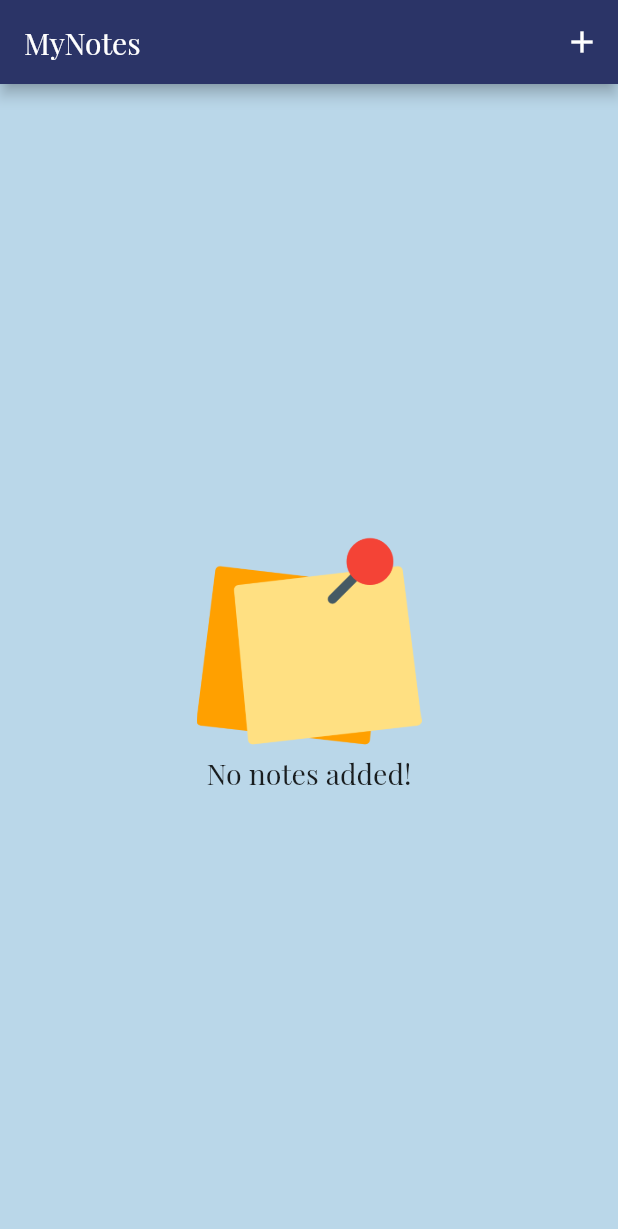
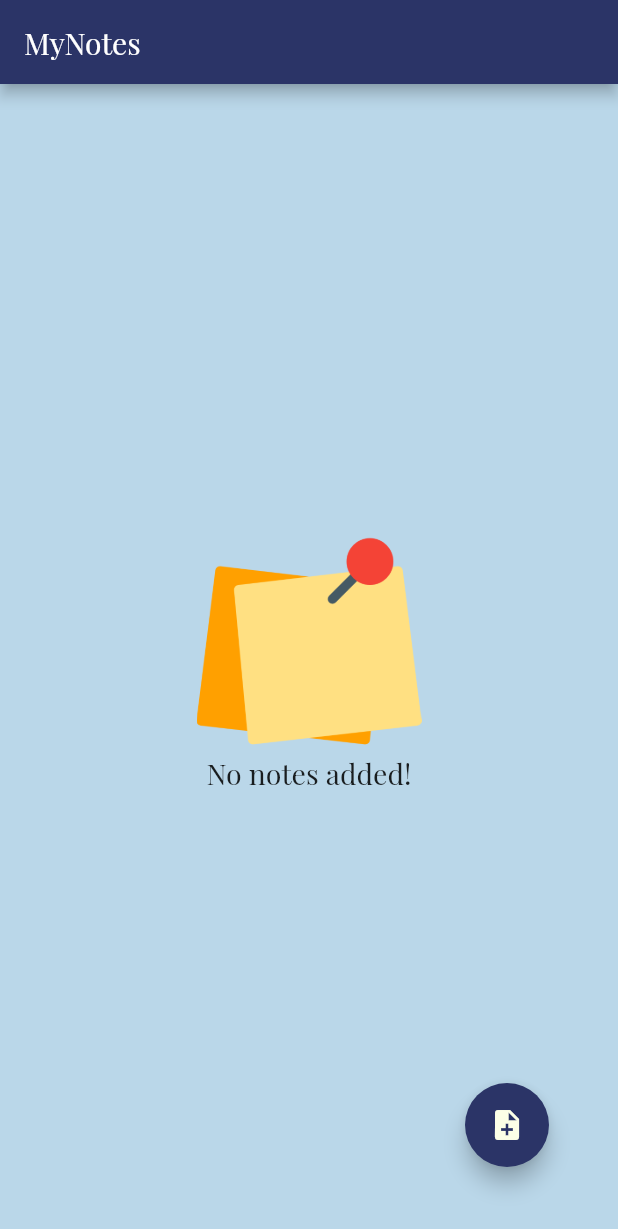
Before and after one commit to JosipTr/MyNotes, a Flutter app: the screen it shows after launch, on a phone screen of 412 x 824 dp. Shown: the top 1229 px of the screen. Run offline on Flutter 3.47's test engine with Material 2 defaults, Android fonts, the phone set to English and light mode, and no system bars; our stand-ins replace dartz, floor, flutter_bloc, get_it, go_router, sqflite; accounts and stored records are empty; generated files the repository leaves out were written again; project files that could hold a hidden picture were left out.

Commit message:
Add floatingActionButton

```diff
--- a/lib/core/themes/theme.dart
+++ b/lib/core/themes/theme.dart
@@ -3,6 +3,7 @@ import '../colors/generate_material_color.dart';
 
 ThemeData getThemeData() {
   return ThemeData(
+    iconTheme: const IconThemeData(color: Color.fromRGBO(252, 255, 231, 1)),
     fontFamily: 'PlayfairDisplay',
     textTheme: const TextTheme(
       labelLarge: TextStyle(
--- a/lib/features/my_notes/presentation/pages/home_page.dart
+++ b/lib/features/my_notes/presentation/pages/home_page.dart
@@ -15,12 +15,16 @@ class HomePage extends StatelessWidget {
     return Scaffold(
       appBar: AppBar(
         title: const Text('MyNotes'),
-        actions: [
-          IconButton(
-            onPressed: () => context.go('/addNote'),
-            icon: const Icon(Icons.add),
+      ),
+      floatingActionButton: Padding(
+        padding: const EdgeInsets.all(30.0),
+        child: FloatingActionButton(
+          child: Icon(
+            Icons.note_add,
+            color: Theme.of(context).iconTheme.color,
           ),
-        ],
+          onPressed: () => context.go('/addNote'),
+        ),
       ),
       body: BlocBuilder<NoteBloc, NoteState>(
         builder: (context, state) {
```
Also changed, not shown: lib/core/functions/get_datetime.dart (added, +8 -0 lines), lib/features/my_notes/presentation/pages/add_modify_note_page.dart (+3 -10 lines).
